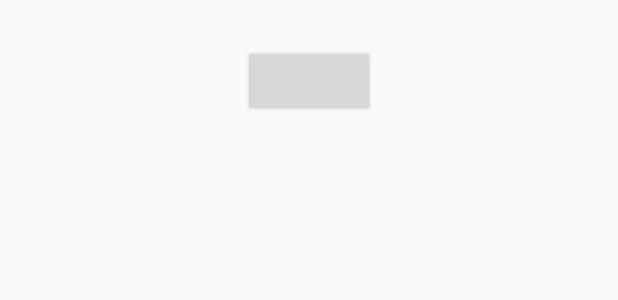
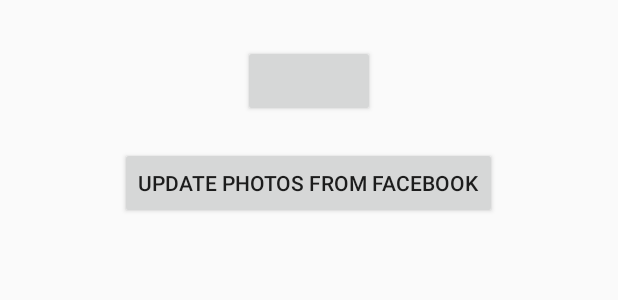
Before and after one commit to SimonCierniewski/FriendlyGallery, an Android app: the layout fragment_home.xml on its own in the app's theme, with its tools: preview values and no code run, on a phone screen of 412 x 824 dp. Shown: the top 300 px of the screen. Run offline under Robolectric (Android 15) with nearby library versions, the phone set to English and light mode, and no system bars; plain views replace LoginButton.

Commit message:
Login to Facebook

```diff
--- a/app/src/main/AndroidManifest.xml
+++ b/app/src/main/AndroidManifest.xml
@@ -3,6 +3,7 @@
     package="pl.cierniewski.friendlygallery" >
 
     <uses-permission android:name="android.permission.INTERNET" />
+    <uses-permission android:name="android.permission.ACCESS_NETWORK_STATE" />
 
     <application
         android:name="pl.cierniewski.friendlygallery.MainApplication"
@@ -21,6 +22,8 @@
             </intent-filter>
         </activity>
 
+        <activity android:name="com.facebook.LoginActivity"/>
+
         <meta-data android:name="com.facebook.sdk.ApplicationId"
                    android:value="@string/facebook_app_id" />
     </application>
--- a/app/src/main/res/layout/fragment_home.xml
+++ b/app/src/main/res/layout/fragment_home.xml
@@ -1,13 +1,23 @@
-<FrameLayout xmlns:android="http://schemas.android.com/apk/res/android"
+<LinearLayout xmlns:android="http://schemas.android.com/apk/res/android"
     xmlns:tools="http://schemas.android.com/tools"
     android:layout_width="match_parent"
     android:layout_height="match_parent"
-    tools:context="pl.cierniewski.friendlygallery.HomeFragment">
+    tools:context="pl.cierniewski.friendlygallery.HomeFragment"
+    android:orientation="vertical">
 
     <com.facebook.widget.LoginButton
+        android:id="@+id/facebook_login_button"
         android:layout_width="wrap_content"
         android:layout_height="wrap_content"
         android:layout_gravity="center_horizontal"
         android:layout_marginTop="30dp"/>
 
-</FrameLayout>
+    <Button
+        android:id="@+id/home_update_photos_button"
+        android:layout_width="wrap_content"
+        android:layout_height="wrap_content"
+        android:text="@string/home_update_photos"
+        android:layout_gravity="center_horizontal"
+        android:layout_marginTop="20dp"/>
+
+</LinearLayout>
--- a/app/src/main/res/values/strings.xml
+++ b/app/src/main/res/values/strings.xml
@@ -2,5 +2,6 @@
 <resources>
 
     <string name="app_name">Friendly Gallery</string>
+    <string name="home_update_photos">Update photos from Facebook</string>
 
 </resources>
```
Also changed, not shown: app/src/main/java/pl/cierniewski/friendlygallery/HomeFragment.java (+136 -0 lines), app/src/main/java/pl/cierniewski/friendlygallery/MainApplication.java (+11 -0 lines).
